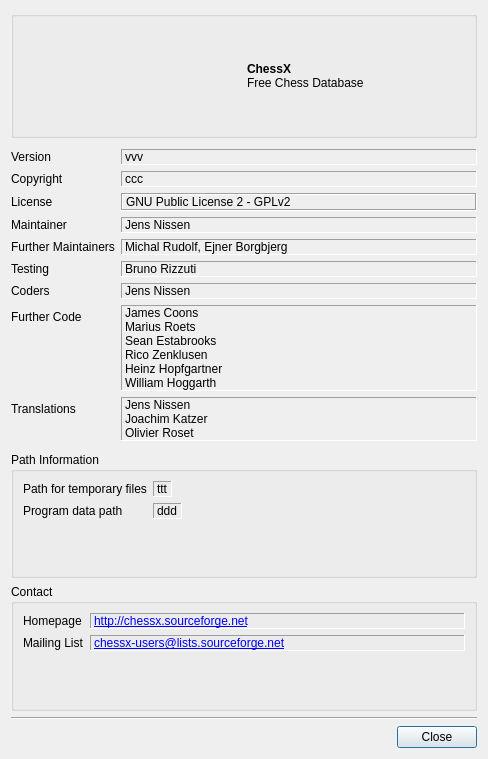
The window that src/gui/aboutdlg.ui (madnight/chessx) describes before a commit, drawn with Qt 5.
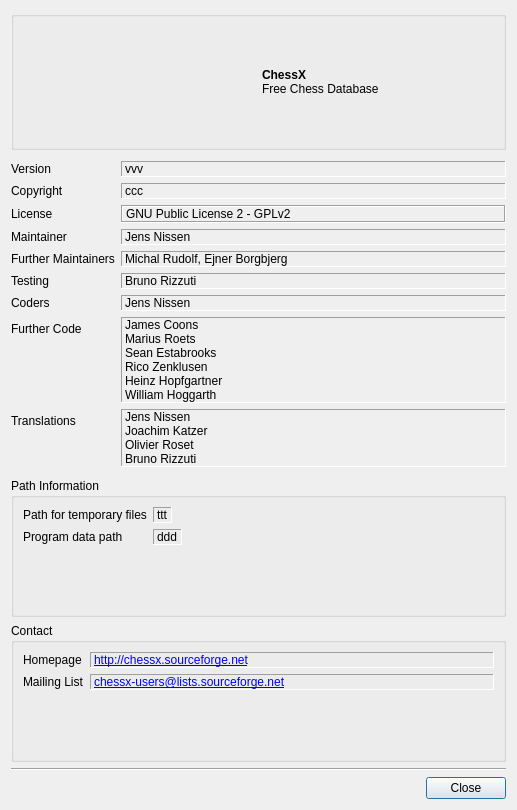
The same window after the commit. Icons and pictures are not drawn.

Commit message: Make paths copyable with mouse or keyboard

Diff of the .ui file:
```diff
--- a/src/gui/aboutdlg.ui
+++ b/src/gui/aboutdlg.ui
@@ -6,8 +6,8 @@
    <rect>
     <x>0</x>
     <y>0</y>
-    <width>488</width>
-    <height>759</height>
+    <width>517</width>
+    <height>810</height>
    </rect>
   </property>
   <property name="windowTitle">
@@ -238,7 +238,8 @@
        <property name="text">
         <string notr="true">Jens Nissen
 Joachim Katzer
-Olivier Roset</string>
+Olivier Roset
+Bruno Rizzuti</string>
        </property>
       </widget>
      </item>
```
Left out of the diff: 8 changed lines with no effect on the pictures. The commit also changes 1 other file.
